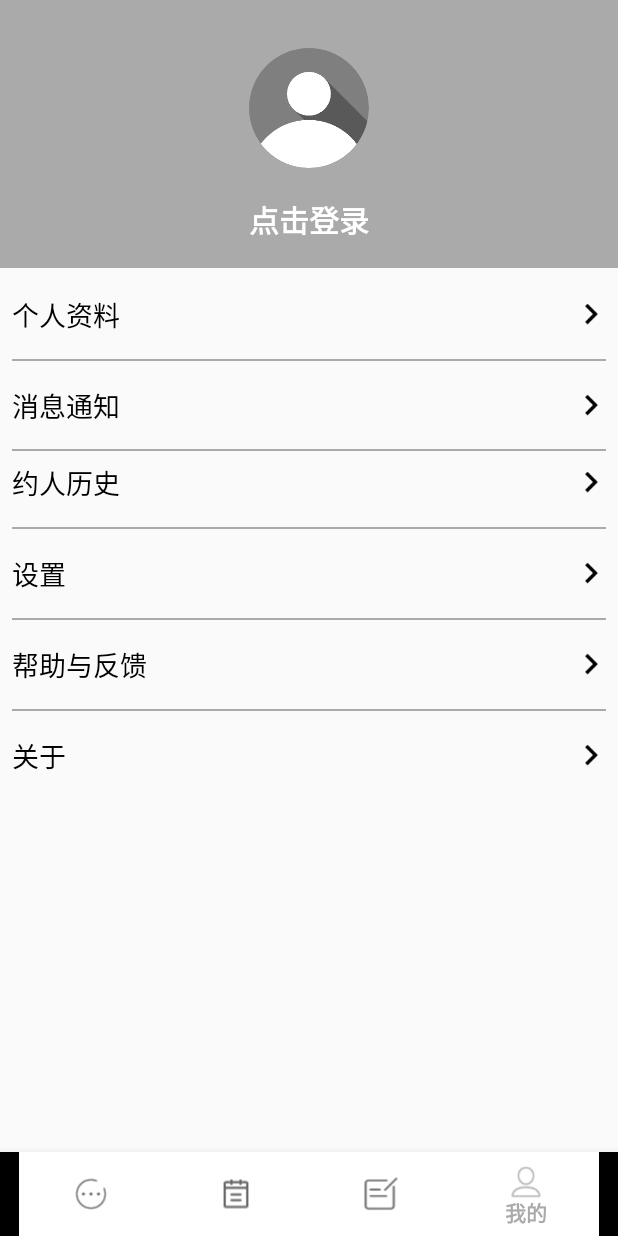
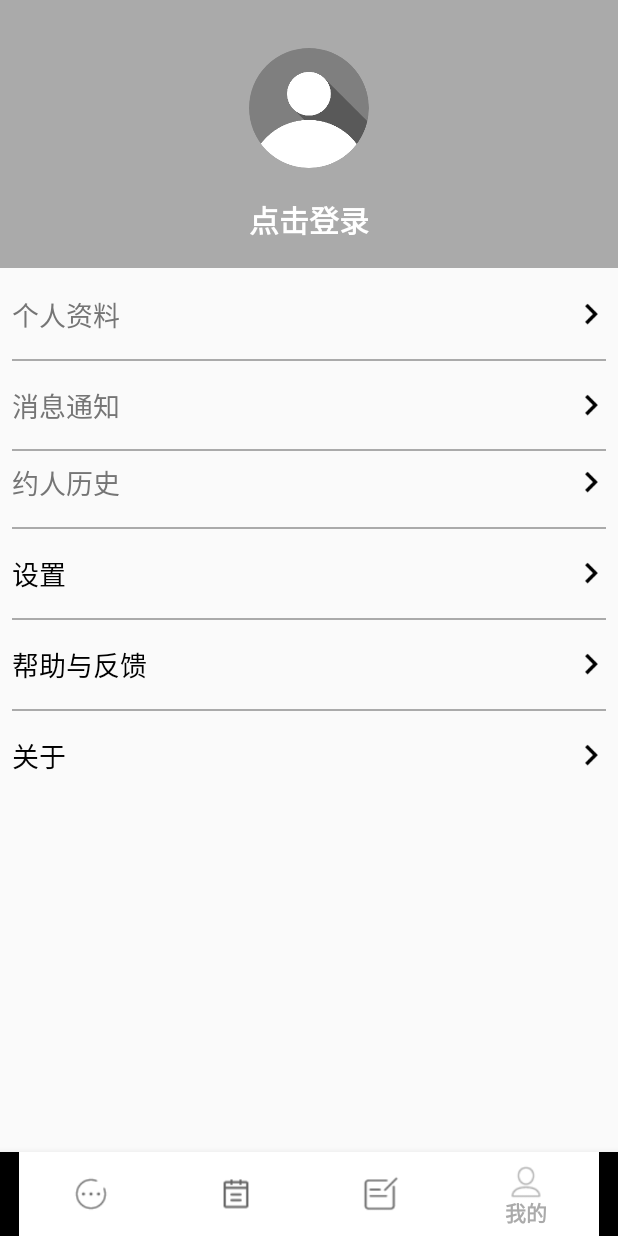
Before and after one commit to 1ightDance/Appointment-App, an Android app: the screen it shows after launch (MainActivity), item 4 of the bottom bar chosen, on a phone screen of 412 x 824 dp. Run offline under Robolectric (Android 15) with nearby library versions, the phone set to English and light mode, and no system bars; our stand-ins replace ButterKnife, CircleImageView; libraries missing offline, so code that uses them is left out: org.litepal.crud; 9 statements that could not run were skipped.

Commit message:
完善登录系统逻辑 登录成功后才可查看个人资料 消息通知 约人历史

```diff
--- a/app/src/main/java/com/example/lightdance/appointment/activities/MainActivity.java
+++ b/app/src/main/java/com/example/lightdance/appointment/activities/MainActivity.java
@@ -233,4 +233,9 @@ public class MainActivity extends AppCompatActivity implements TimePickerFragmen
         minuteSelect = minute;
         changeTime();
     }
+
+    @Override
+    public void onDestroy() {
+        super.onDestroy();
+    }
 }
--- a/app/src/main/java/com/example/lightdance/appointment/fragments/PersonalCenterFragment.java
+++ b/app/src/main/java/com/example/lightdance/appointment/fragments/PersonalCenterFragment.java
@@ -1,7 +1,10 @@
 package com.example.lightdance.appointment.fragments;
 
 
+import android.content.Context;
 import android.content.Intent;
+import android.content.SharedPreferences;
+import android.graphics.Color;
 import android.os.Bundle;
 import android.support.v4.app.Fragment;
 import android.view.LayoutInflater;
@@ -76,14 +79,25 @@ public class PersonalCenterFragment extends Fragment {
         //将碎片膨胀成视图(View)
         View view = inflater.inflate(R.layout.fragment_personal_center, container, false);
         unbinder = ButterKnife.bind(this, view);
+        SharedPreferences preferences = getActivity().getSharedPreferences("loginData", Context.MODE_PRIVATE);
+        isLogined = preferences.getBoolean("isLogined", false);
         checkIsLogined(isLogined);
         return view;
     }
 
+    //判断是否登录而更改个人中心碎片中选项可点击状态
     public void checkIsLogined(boolean logined) {
-            tvInformation.setClickable(logined);
-            tvNotice.setClickable(logined);
-            tvHistory.setClickable(logined);
+        if (logined == false) {
+            tvInformation.setTextColor(Color.parseColor("#ff757575"));
+            tvNotice.setTextColor(Color.parseColor("#ff757575"));
+            tvHistory.setTextColor(Color.parseColor("#ff757575"));
+        }
+        imgInforNext.setClickable(logined);
+        imgNoticeNext.setClickable(logined);
+        imgHistoryNext.setClickable(logined);
+        tvInformation.setClickable(logined);
+        tvNotice.setClickable(logined);
+        tvHistory.setClickable(logined);
     }
 
     @Override
@@ -106,6 +120,7 @@ public class PersonalCenterFragment extends Fragment {
                 break;
             case R.id.tv_user_name:
                 intent = new Intent(getActivity(), LoginActivity.class);
+                getActivity().finish();
                 break;
             case R.id.tv_information:
                 intent = new Intent(getActivity(), PersonalInformationActivity.class);
--- a/app/src/main/res/layout/activity_login.xml
+++ b/app/src/main/res/layout/activity_login.xml
@@ -46,7 +46,7 @@
         android:layout_marginRight="16dp"
         android:layout_marginTop="32dp"
         android:text="账号"
-        android:textColor="@android:color/black"
+        android:textColor="?attr/colorPrimaryDark"
         android:textSize="20sp"
         app:layout_constraintBottom_toBottomOf="@+id/loginbg2"
         app:layout_constraintHorizontal_bias="0.0"
```
Also changed, not shown: app/src/main/java/com/example/lightdance/appointment/activities/LoginActivity.java (+4 -9 lines).
